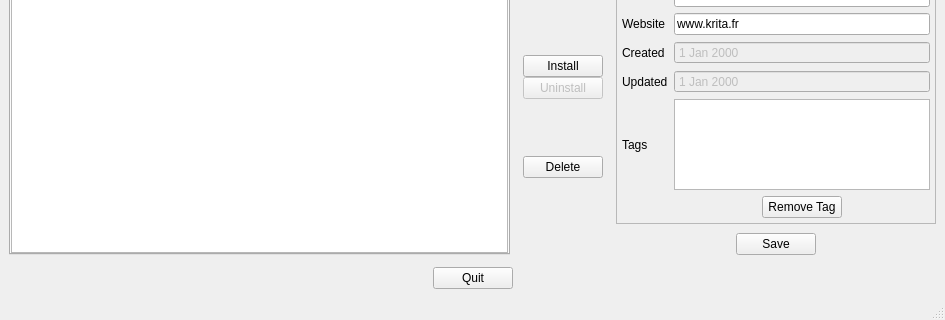
The window that krita/plugins/paintops/resourcemanager/KoResourceManagerWidget.ui (KDE/krita) describes before a commit, drawn with Qt 5; both pictures show x 0 to 945 and y 153 to 473 of the 945 by 473 pixel window.
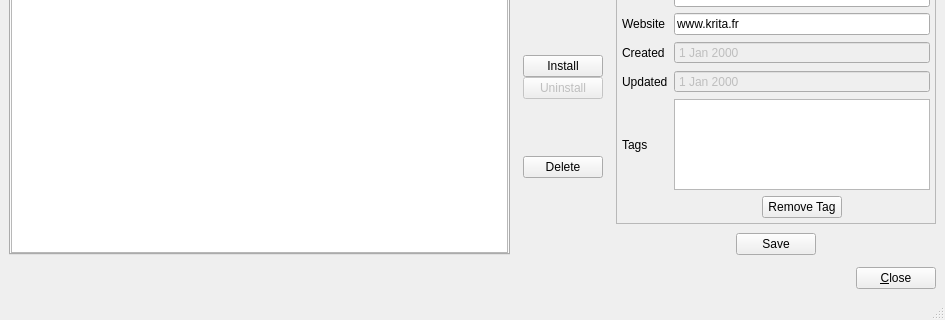
The same window after the commit.

Commit message: Move and rename the quit button to close

Diff of the .ui file:
```diff
--- a/krita/plugins/paintops/resourcemanager/KoResourceManagerWidget.ui
+++ b/krita/plugins/paintops/resourcemanager/KoResourceManagerWidget.ui
@@ -924,23 +924,10 @@
          </size>
         </property>
         <property name="text">
-         <string>Quit</string>
+         <string>&amp;Close</string>
         </property>
        </widget>
       </item>
-      <item>
-       <spacer name="horizontalSpacer_14">
-        <property name="orientation">
-         <enum>Qt::Horizontal</enum>
-        </property>
-        <property name="sizeHint" stdset="0">
-         <size>
-          <width>40</width>
-          <height>20</height>
-         </size>
-        </property>
-       </spacer>
-      </item>
      </layout>
     </item>
    </layout>
```
Left out of the diff: 81 changed lines with no effect on the pictures.
